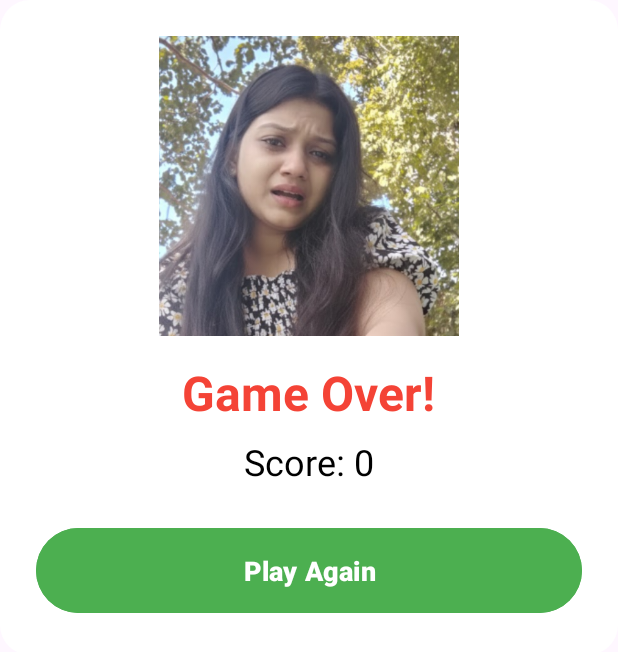
After one commit to Sameetpatro/bakchodi, an Android app: the layout dialog_game_over.xml on its own in the app's theme, with its tools: preview values and no code run, on a phone screen of 412 x 824 dp. The commit adds this screen. Shown: the top 652 px of the screen. Run offline under Robolectric (Android 15) with nearby library versions, the phone set to English and light mode, and no system bars.

Commit message:
done bhai done

```diff
--- /dev/null
+++ b/app/src/main/res/drawable/dialog_background.xml
@@ -0,0 +1,11 @@
+<?xml version="1.0" encoding="utf-8"?>
+<shape xmlns:android="http://schemas.android.com/apk/res/android"
+    android:shape="rectangle">
+    <solid android:color="#FFFFFF"/>
+    <corners android:radius="20dp"/>
+    <padding
+        android:left="16dp"
+        android:top="16dp"
+        android:right="16dp"
+        android:bottom="16dp"/>
+</shape>
--- /dev/null
+++ b/app/src/main/res/layout/dialog_game_over.xml
@@ -0,0 +1,51 @@
+<?xml version="1.0" encoding="utf-8"?>
+<LinearLayout xmlns:android="http://schemas.android.com/apk/res/android"
+    android:layout_width="match_parent"
+    android:layout_height="wrap_content"
+    android:orientation="vertical"
+    android:padding="24dp"
+    android:gravity="center"
+    android:background="@drawable/dialog_background">
+
+    <!-- Game Over Image (placeholder) -->
+    <ImageView
+        android:id="@+id/gameOverImage"
+        android:layout_width="200dp"
+        android:layout_height="200dp"
+        android:src="@drawable/game_over_image"
+        android:scaleType="centerCrop"
+        android:layout_marginBottom="16dp"/>
+
+    <!-- Game Over Text -->
+    <TextView
+        android:layout_width="wrap_content"
+        android:layout_height="wrap_content"
+        android:text="Game Over!"
+        android:textSize="32sp"
+        android:textStyle="bold"
+        android:textColor="#F44336"
+        android:layout_marginBottom="8dp"/>
+
+    <!-- Score Text -->
+    <TextView
+        android:id="@+id/finalScoreText"
+        android:layout_width="wrap_content"
+        android:layout_height="wrap_content"
+        android:text="Score: 0"
+        android:textSize="24sp"
+        android:textColor="#000000"
+        android:layout_marginBottom="24dp"/>
+
+    <!-- Play Again Button -->
+    <Button
+        android:id="@+id/playAgainButton"
+        android:layout_width="match_parent"
+        android:layout_height="wrap_content"
+        android:text="Play Again"
+        android:textSize="18sp"
+        android:textStyle="bold"
+        android:backgroundTint="#4CAF50"
+        android:textColor="#FFFFFF"
+        android:padding="16dp"/>
+
+</LinearLayout>
--- a/app/src/main/res/layout/dialog_gameover.xml
+++ /dev/null
@@ -1,6 +0,0 @@
-<?xml version="1.0" encoding="utf-8"?>
-<androidx.constraintlayout.widget.ConstraintLayout xmlns:android="http://schemas.android.com/apk/res/android"
-    android:layout_width="match_parent"
-    android:layout_height="match_parent">
-
-</androidx.constraintlayout.widget.ConstraintLayout>
```
Also changed, not shown: app/src/main/java/com/example/shhhhhhmita/GameView.kt (+12 -5 lines), app/src/main/java/com/example/shhhhhhmita/MainActivity.kt (+37 -7 lines), app/src/main/res/drawable/dialog_game_over.xml (added, +51 -0 lines), app/src/main/res/drawable/game_over_image.png (added).
